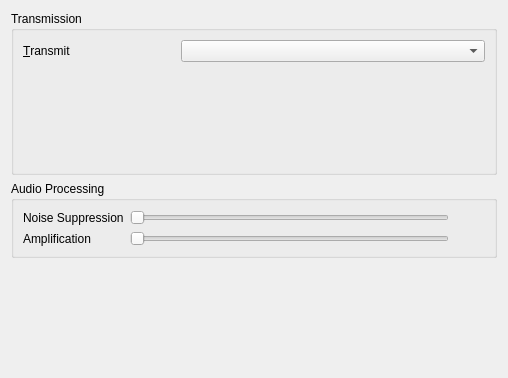
Old version of the form retroshare-gui/src/gui/settings/AudioInputConfig.ui in the repository kigeia/retroshare.
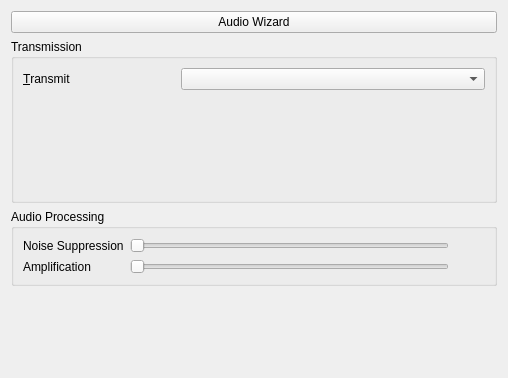
New version of the form.

Commit message: wizard finish

The edit to the form file:
```diff
--- a/retroshare-gui/src/gui/settings/AudioInputConfig.ui
+++ b/retroshare-gui/src/gui/settings/AudioInputConfig.ui
@@ -14,6 +14,13 @@
    <string>Form</string>
   </property>
   <layout class="QVBoxLayout" name="qwVadLayout">
+   <item>
+    <widget class="QPushButton" name="qpbAudioWizard">
+     <property name="text">
+      <string>Audio Wizard</string>
+     </property>
+    </widget>
+   </item>
    <item>
     <widget class="QGroupBox" name="qgbTransmission">
      <property name="sizePolicy">
```
The commit also changes 9 other files.
